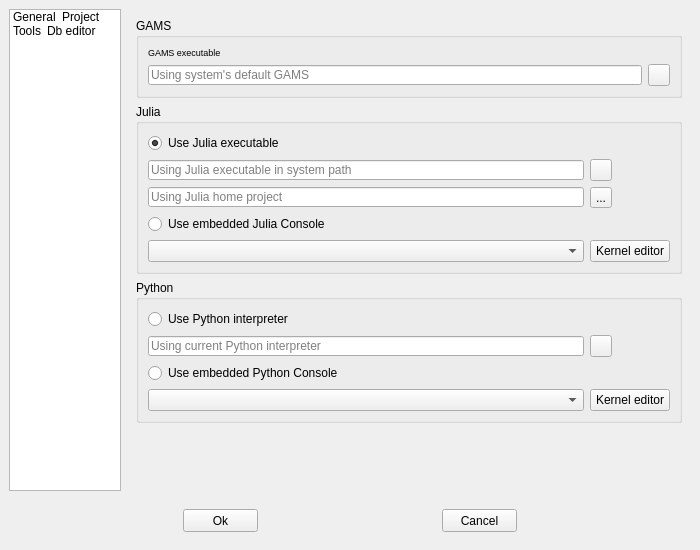
Above: spinetoolbox/ui/settings.ui from spine-tools/Spine-Toolbox before the change. Below: the same form after it.
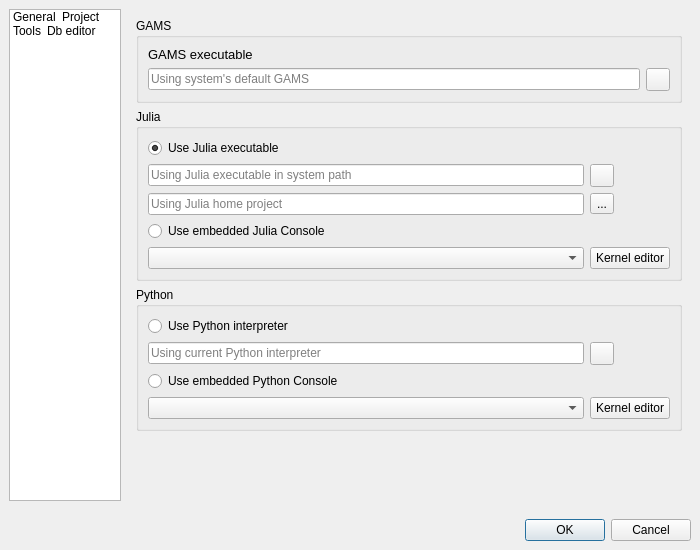
That is the form after the change. The open tabs and pages were chosen to show the change. Icons and pictures are not drawn. Custom widgets are drawn as their Qt base class.

Commit message:
Try to improve font sizes and GUI in Settings and kernel editor
Some of the fonts were too small in Gnome desktop, so I tried
removing some hardcoded pointsizes and see. It looks better now,
hopefully it's also ok in other platforms.

```diff
--- a/spinetoolbox/ui/settings.ui
+++ b/spinetoolbox/ui/settings.ui
@@ -720,7 +720,7 @@
              <widget class="QLabel" name="label_11">
               <property name="font">
                <font>
-                <pointsize>7</pointsize>
+                <pointsize>10</pointsize>
                </font>
               </property>
               <property name="text">
@@ -736,12 +736,6 @@
                 <height>20</height>
                </size>
               </property>
-              <property name="maximumSize">
-               <size>
-                <width>16777215</width>
-                <height>20</height>
-               </size>
-              </property>
               <property name="toolTip">
                <string>&lt;html&gt;&lt;head/&gt;&lt;body&gt;&lt;p&gt;Path to GAMS executable for Tool and GAMS Python bindings. Leave blank to use system's default&lt;/p&gt;&lt;/body&gt;&lt;/html&gt;</string>
               </property>
@@ -755,12 +749,6 @@
             </item>
             <item row="2" column="1">
              <widget class="QToolButton" name="toolButton_browse_gams">
-              <property name="maximumSize">
-               <size>
-                <width>22</width>
-                <height>22</height>
-               </size>
-              </property>
               <property name="toolTip">
                <string>&lt;html&gt;&lt;head/&gt;&lt;body&gt;&lt;p&gt;Pick GAMS executable using a file browser (eg. gams.exe on Windows)&lt;/p&gt;&lt;/body&gt;&lt;/html&gt;</string>
               </property>
@@ -784,12 +772,6 @@
             </property>
             <item row="4" column="1">
              <widget class="QToolButton" name="toolButton_browse_julia_project">
-              <property name="maximumSize">
-               <size>
-                <width>22</width>
-                <height>22</height>
-               </size>
-              </property>
               <property name="toolTip">
                <string>&lt;html&gt;&lt;head/&gt;&lt;body&gt;&lt;p&gt;Pick Julia project using a file browser&lt;/p&gt;&lt;/body&gt;&lt;/html&gt;</string>
               </property>
@@ -810,12 +792,6 @@
                 <height>20</height>
                </size>
               </property>
-              <property name="maximumSize">
-               <size>
-                <width>16777215</width>
-                <height>20</height>
-               </size>
-              </property>
               <property name="toolTip">
                <string>&lt;html&gt;&lt;head/&gt;&lt;body&gt;&lt;p&gt;Julia executable. Leave blank to use Julia defined in your system path.&lt;/p&gt;&lt;/body&gt;&lt;/html&gt;</string>
               </property>
@@ -855,12 +831,6 @@
                 <height>20</height>
                </size>
               </property>
-              <property name="maximumSize">
-               <size>
-                <width>16777215</width>
-                <height>20</height>
-               </size>
-              </property>
               <property name="toolTip">
                <string>&lt;html&gt;&lt;head/&gt;&lt;body&gt;&lt;p&gt;Julia project&lt;/p&gt;&lt;/body&gt;&lt;/html&gt;</string>
               </property>
@@ -887,12 +857,6 @@
             </item>
             <item row="3" column="1">
              <widget class="QToolButton" name="toolButton_browse_julia">
-              <property name="maximumSize">
-               <size>
-                <width>22</width>
-                <height>22</height>
-               </size>
-              </property>
               <property name="toolTip">
                <string>&lt;html&gt;&lt;head/&gt;&lt;body&gt;&lt;p&gt;Pick Julia executable using a file browser&lt;/p&gt;&lt;/body&gt;&lt;/html&gt;</string>
               </property>
@@ -904,12 +868,6 @@
             </item>
             <item row="7" column="1">
              <widget class="QPushButton" name="pushButton_open_kernel_editor_julia">
-              <property name="maximumSize">
-               <size>
-                <width>16777215</width>
-                <height>24</height>
-               </size>
-              </property>
               <property name="text">
                <string>Kernel editor</string>
               </property>
@@ -948,12 +906,6 @@
                 <height>20</height>
                </size>
               </property>
-              <property name="maximumSize">
-               <size>
-                <width>16777215</width>
-                <height>20</height>
-               </size>
-              </property>
               <property name="toolTip">
                <string>&lt;html&gt;&lt;head/&gt;&lt;body&gt;&lt;p&gt;Python interpreter. Leave blank to use the Python that was used in launching Spine Toolbox.&lt;/p&gt;&lt;/body&gt;&lt;/html&gt;</string>
               </property>
@@ -967,12 +919,6 @@
             </item>
             <item row="1" column="1">
              <widget class="QToolButton" name="toolButton_browse_python">
-              <property name="maximumSize">
-               <size>
-                <width>22</width>
-                <height>22</height>
-               </size>
-              </property>
               <property name="toolTip">
                <string>&lt;html&gt;&lt;head/&gt;&lt;body&gt;&lt;p&gt;Pick Python interpreter using a file browser&lt;/p&gt;&lt;/body&gt;&lt;/html&gt;</string>
               </property>
@@ -1010,12 +956,6 @@
                 <height>0</height>
                </size>
               </property>
-              <property name="maximumSize">
-               <size>
-                <width>16777215</width>
-                <height>24</height>
-               </size>
-              </property>
               <property name="toolTip">
                <string>Open kernel editor</string>
               </property>
@@ -1140,98 +1080,25 @@
    </item>
    <item>
     <layout class="QHBoxLayout" name="horizontalLayout">
-     <property name="spacing">
-      <number>0</number>
+     <property name="leftMargin">
+      <number>9</number>
      </property>
      <property name="topMargin">
       <number>9</number>
      </property>
+     <property name="rightMargin">
+      <number>9</number>
+     </property>
      <property name="bottomMargin">
-      <number>18</number>
+      <number>9</number>
      </property>
      <item>
-      <spacer name="horizontalSpacer_2">
-       <property name="orientation">
-        <enum>Qt::Horizontal</enum>
+      <widget class="QDialogButtonBox" name="buttonBox">
+       <property name="standardButtons">
+        <set>QDialogButtonBox::Cancel|QDialogButtonBox::Ok</set>
        </property>
-       <property name="sizeHint" stdset="0">
-        <size>
-         <width>40</width>
-         <height>20</height>
-        </size>
-       </property>
-      </spacer>
-     </item>
-     <item>
-      <widget class="QPushButton" name="pushButton_ok">
-       <property name="minimumSize">
-        <size>
-         <width>75</width>
-         <height>23</height>
-        </size>
-       </property>
-       <property name="maximumSize">
-        <size>
-         <width>75</width>
-         <height>23</height>
-        </size>
-       </property>
-       <property name="toolTip">
-        <string>&lt;html&gt;&lt;head/&gt;&lt;body&gt;&lt;p&gt;Saves changes and closes the window&lt;/p&gt;&lt;/body&gt;&lt;/html&gt;</string>
-       </property>
-       <property name="text">
-        <string>Ok</string>
-       </property>
       </widget>
      </item>
-     <item>
-      <spacer name="horizontalSpacer">
-       <property name="orientation">
-        <enum>Qt::Horizontal</enum>
-       </property>
-       <property name="sizeHint" stdset="0">
-        <size>
-         <width>40</width>
-         <height>20</height>
-        </size>
-       </property>
-      </spacer>
-     </item>
-     <item>
-      <widget class="QPushButton" name="pushButton_cancel">
-       <property name="minimumSize">
-        <size>
-         <width>75</width>
-         <height>23</height>
-        </size>
-       </property>
-       <property name="maximumSize">
-        <size>
-         <width>75</width>
-         <height>23</height>
-        </size>
-       </property>
-       <property name="toolTip">
-        <string>&lt;html&gt;&lt;head/&gt;&lt;body&gt;&lt;p&gt;Closes the window without saving changes&lt;/p&gt;&lt;/body&gt;&lt;/html&gt;</string>
-       </property>
-       <property name="text">
-        <string>Cancel</string>
-       </property>
-      </widget>
-     </item>
-     <item>
-      <spacer name="horizontalSpacer_3">
-       <property name="orientation">
-        <enum>Qt::Horizontal</enum>
-       </property>
-       <property name="sizeHint" stdset="0">
-        <size>
-         <width>40</width>
-         <height>20</height>
-        </size>
-       </property>
-      </spacer>
-     </item>
     </layout>
    </item>
   </layout>
```
Left out of the diff: 36 changed lines with no effect on the pictures. The commit also changes 8 other files.
